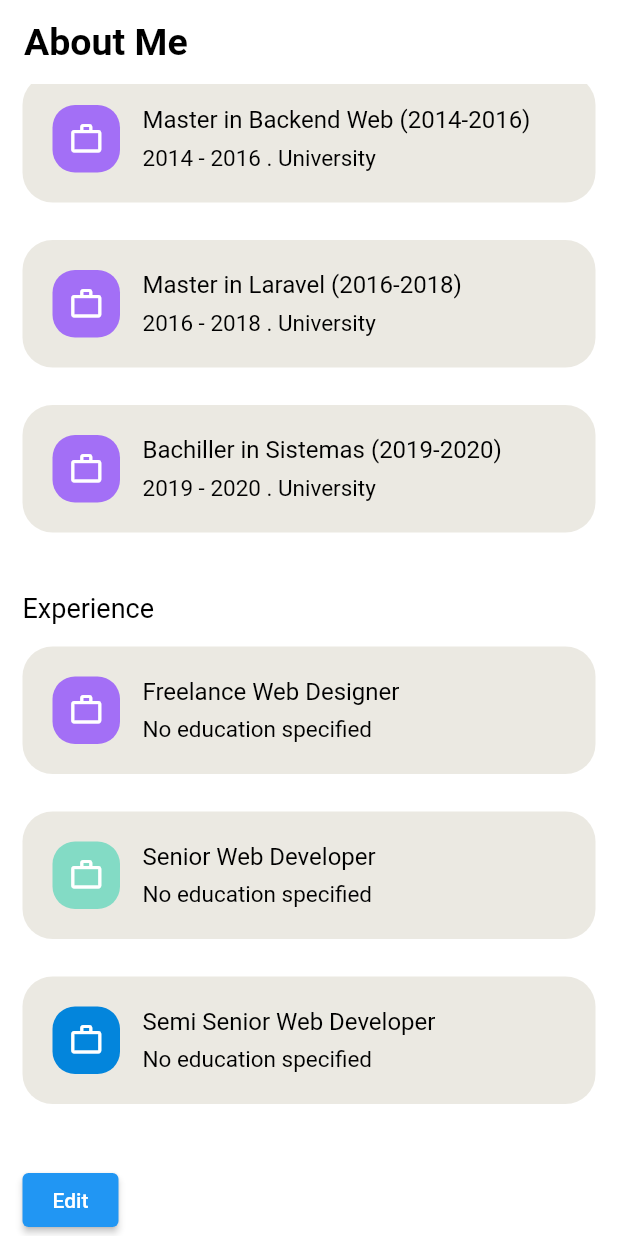
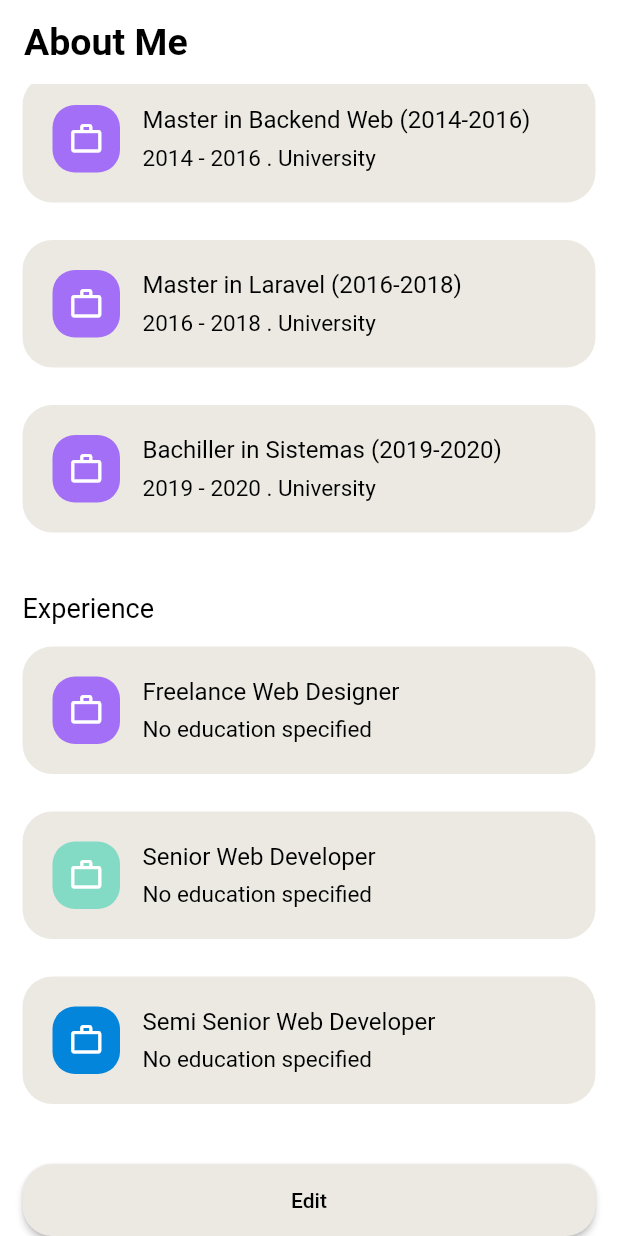
Before and after one commit to MrazTevin/View-CV, a Flutter app: the screen it shows after launch, scrolled down 846 dp, on a phone screen of 412 x 824 dp. Run offline on Flutter 3.47's test engine with Material 2 defaults, Android fonts, the phone set to English and light mode, and no system bars.

Commit message:
m: style the buttons

```diff
--- a/lib/pages/home_page.dart
+++ b/lib/pages/home_page.dart
@@ -208,7 +208,17 @@ class _HomePageState extends State<HomePage> {
               // CardCustom(text: 'Junior Web Developer',colorIcon: Color(0xffE62755), isEducation: false),
               // CardCustom(text: 'Freelance App Flutter',colorIcon: Color(0xffF7605D), isEducation: false),
               SizedBox(height: 15.0,),
-               ElevatedButton(
+               SizedBox(
+                width: double.infinity,
+                 child: ElevatedButton(
+                  style: ElevatedButton.styleFrom(
+                    backgroundColor: Color(0xffEBE9E2),
+                    foregroundColor: Colors.black,
+                    shape: RoundedRectangleBorder(
+                      borderRadius: BorderRadius.circular(20.0),
+                    ),
+                    padding: const EdgeInsets.symmetric(vertical: 16.0),
+                  ),
                   onPressed: () {
                     Navigator.push(
                       context,
@@ -217,6 +227,8 @@ class _HomePageState extends State<HomePage> {
                   },
                   child: Text('Edit'),
                              ),
+               ),
+               SizedBox(height: 25.0,),
             ],
           ),
         ),
```
Also changed, not shown: lib/pages/editing_page.dart (+15 -3 lines). Lines whose indentation alone changed are shown as unchanged.
